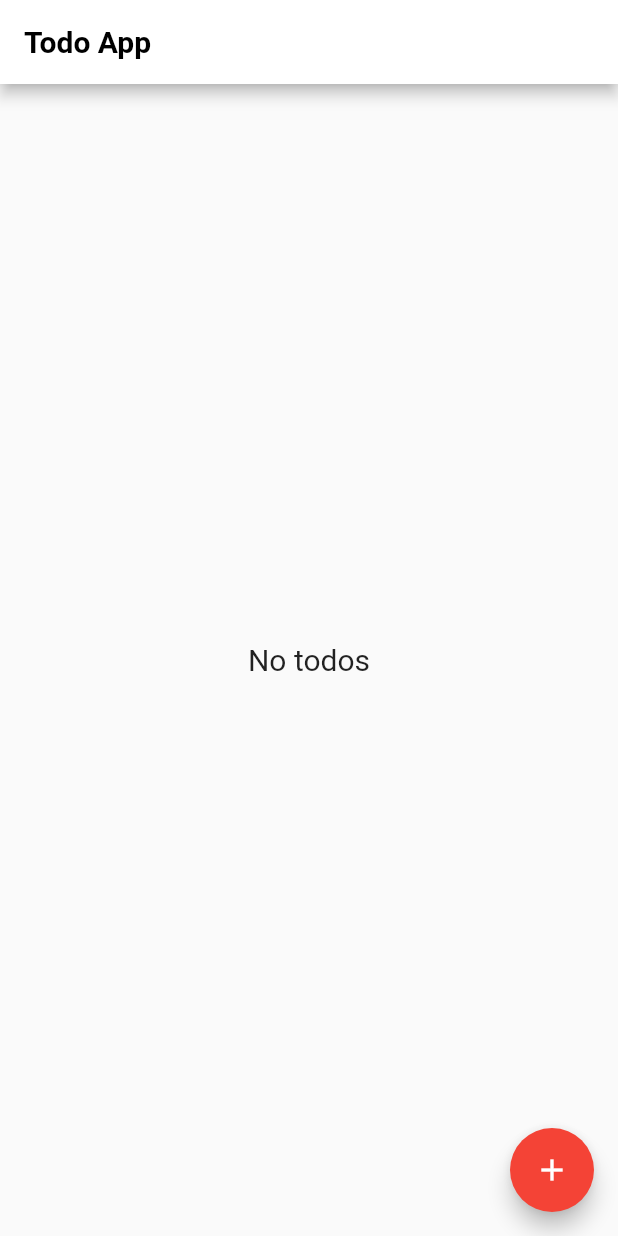
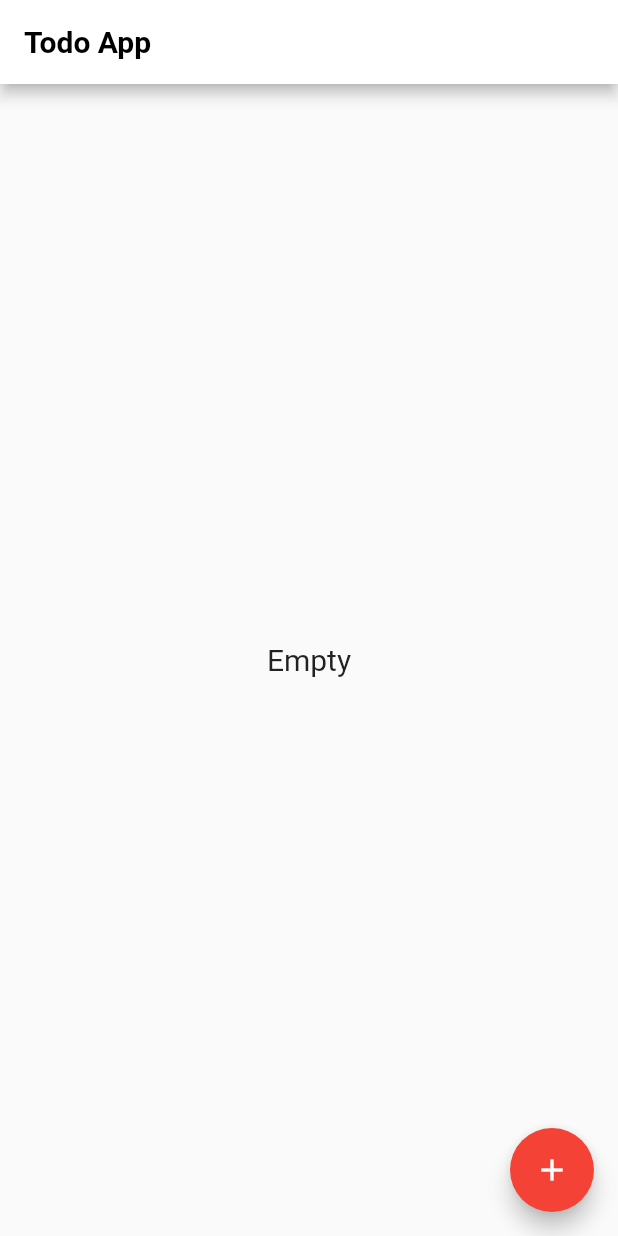
Before and after one commit to baold02/todo_list_app, a Flutter app: the screen it shows after launch, on a phone screen of 412 x 824 dp. Run offline on Flutter 3.47's test engine with Material 2 defaults, Android fonts, the phone set to English and light mode, and no system bars; our stand-ins replace flutter_slidable.

Commit message:
bao commit

```diff
--- a/lib/controllors/todo_controllor.dart
+++ b/lib/controllors/todo_controllor.dart
@@ -13,4 +13,9 @@ class TodoControllor extends ChangeNotifier{
   _list.add(model);
   notifyListeners();
  }
+
+ void RemoTodo(TodoModel todo){
+    _list.remove(todo);
+    notifyListeners();
+ }
 }
--- a/lib/todo_list.dart
+++ b/lib/todo_list.dart
@@ -12,11 +12,13 @@ class TodoList extends StatelessWidget {
     return todos.isEmpty ?
            Center(
             child: Text(
-              'No todos',
+              'Empty',
               style: TextStyle(fontSize: 20),
             ),
            ):
         ListView.separated(
+            padding: EdgeInsets.all(30),
+            physics: BouncingScrollPhysics(),
             itemBuilder: (context, index) {
                final todo = todos[index];
                 return TodoItem(todoModel:todo);
--- a/pubspec.yaml
+++ b/pubspec.yaml
@@ -18,7 +18,7 @@ publish_to: 'none' # Remove this line if you wish to publish to pub.dev
 version: 1.0.0+1
 
 environment:
-  sdk: ">=2.17.6 <3.0.0"
+  sdk: ">=2.12.6 <3.0.0"
 
 # Dependencies specify other packages that your package needs in order to work.
 # To automatically upgrade your package dependencies to the latest versions
@@ -32,9 +32,13 @@ dependencies:
   provider: ^6.0.3
 
 
+
   # The following adds the Cupertino Icons font to your application.
   # Use with the CupertinoIcons class for iOS style icons.
   cupertino_icons: ^1.0.2
+
+
+  flutter_slidable: ^1.2.0
 
 dev_dependencies:
   flutter_test:
```
Also changed, not shown: lib/todo_item.dart (+24 -3 lines), pubspec.lock.
